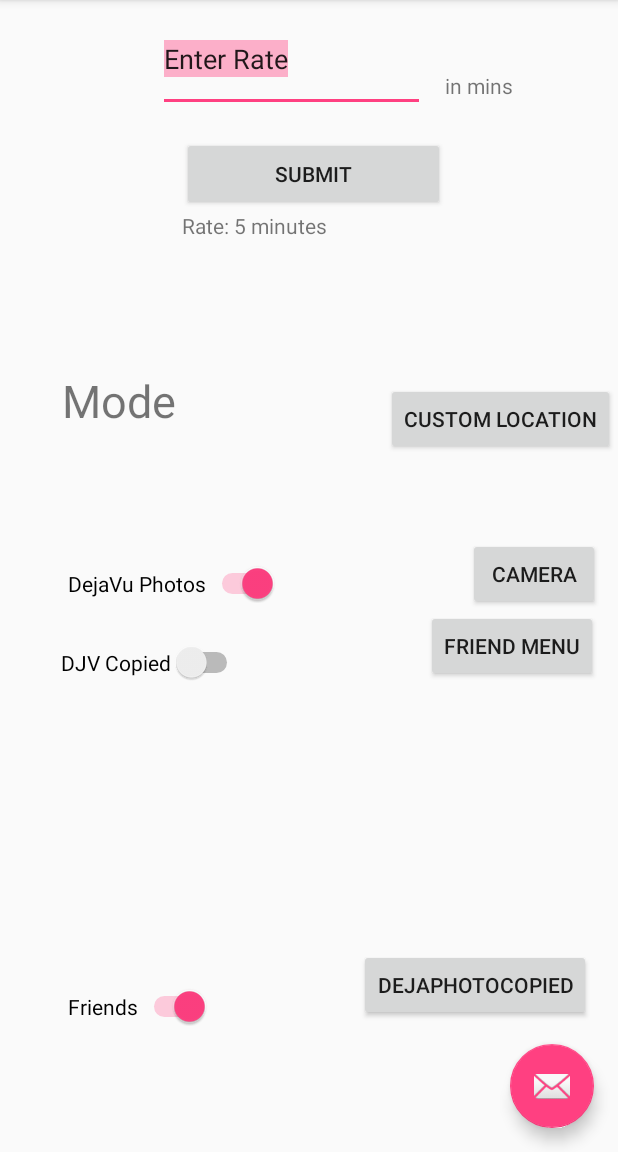
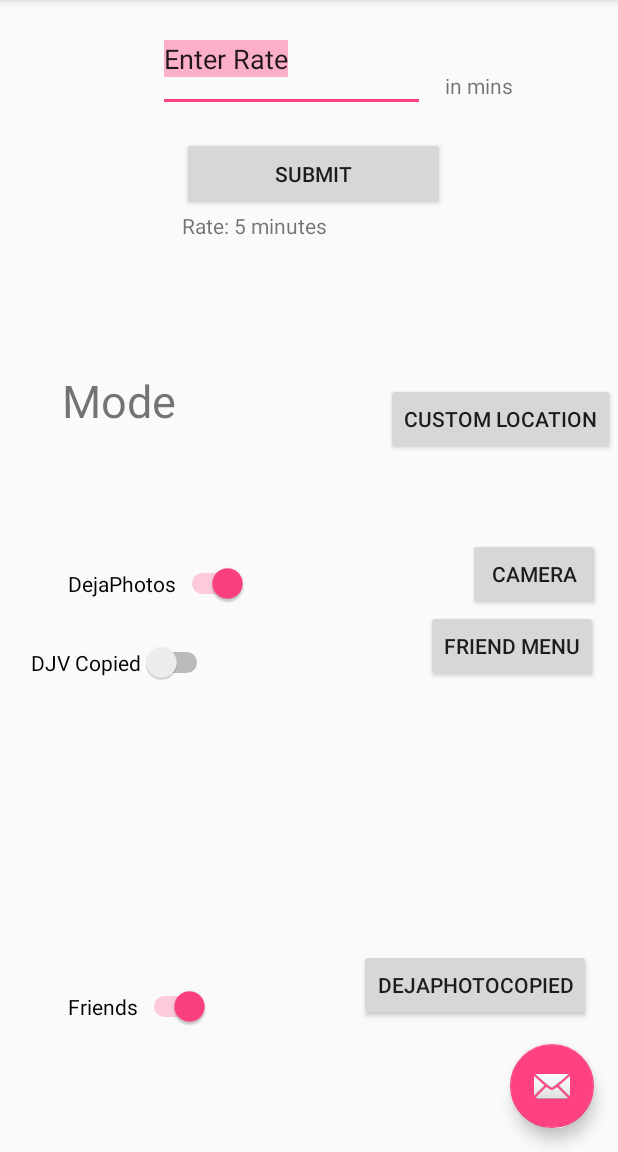
Before and after one commit to ahidalgo95/Software-Engineering-Project, an Android app: the screen it shows after launch (MainActivity), in the options menu, after a tap on "Settings", on a phone screen of 412 x 824 dp, the part 84-1236 px from its top. Run offline under Robolectric (Android 15) with nearby library versions, the phone set to English and light mode, and no system bars; 3 statements that could not run were skipped.

```diff
--- a/app/src/main/java/com/example/katevandonge/dejaphotoproject/CustomLocation.java
+++ b/app/src/main/java/com/example/katevandonge/dejaphotoproject/CustomLocation.java
@@ -79,7 +79,7 @@ public class CustomLocation extends AppCompatActivity {
         //File fileDir = new File(Environment.getExternalStorageDirectory()+File.separator+".privPhotos");
         //Uri fileUri = FileProvider.getUriForFile(getApplicationContext(), getApplicationContext().getPackageName() + ".provider", fileDir);
         //Intent intent = new Intent(Intent.ACTION_PICK, fileUri);
-       Uri camUri = DejaPhotoGallery.onePhotoUri;
+      /* Uri camUri = DejaPhotoGallery.onePhotoUri;
        for(int i=0; i<Wall.photoArr.length; i++) {
            if (Wall.photoArr[i].photouri.equals(camUri)) {
                Log.v("CAM", "URI matchh");
@@ -88,7 +88,7 @@ public class CustomLocation extends AppCompatActivity {
                Log.v("CAM", editText.getText().toString());
                break;
            }
-       }
+       }*/
 
         //startActivityForResult(intent, SELECTED_PIC);
 
--- a/app/src/main/java/com/example/katevandonge/dejaphotoproject/DejaPhotoGallery.java
+++ b/app/src/main/java/com/example/katevandonge/dejaphotoproject/DejaPhotoGallery.java
@@ -59,8 +59,8 @@ public class DejaPhotoGallery{
        // Uri imagesURI = FileProvider.getUriForFile(con, con.getPackageName() + ".provider", fileDir);
 
         File [] files = fileDir.listFiles();
-        onePhoto = new File(AccessCamera.pictureImagePath);
-        onePhotoUri = FileProvider.getUriForFile(con, con.getPackageName() + ".provider", onePhoto);
+       // onePhoto = new File(AccessCamera.pictureImagePath);
+     //   onePhotoUri = FileProvider.getUriForFile(con, con.getPackageName() + ".provider", onePhoto);
 
         if(files.length == 0){
             return;
@@ -84,7 +84,7 @@ public class DejaPhotoGallery{
             photo.ogAlbum = 2;
             date = System.currentTimeMillis();
             photo.setDate(date);
-
+            photo.setWeight();
             djQueue.add(photo);
             counter++;
 
--- a/app/src/main/java/com/example/katevandonge/dejaphotoproject/MainActivity.java
+++ b/app/src/main/java/com/example/katevandonge/dejaphotoproject/MainActivity.java
@@ -22,6 +22,7 @@ import android.view.MenuItem;
 import android.view.View;
 import android.widget.Button;
 import android.widget.EditText;
+import android.widget.Switch;
 import android.widget.TextView;
 import android.widget.Toast;
 import android.util.Log;
@@ -39,8 +40,8 @@ public class MainActivity extends AppCompatActivity implements LocationListener{
     TrackLocation mLocation;
     static boolean sharingMode = false; //false Means sharing is off
     static boolean friendMode = false;
-    static boolean cameraMode = true;
-    static boolean copiedMode = true;
+    static boolean cameraMode = false;
+    static boolean copiedMode = false;
     User user;
     static int rate = 5000; //set at 5000ms for testing at 5 seconds
     static Intent intentAlpha;
@@ -101,6 +102,30 @@ public class MainActivity extends AppCompatActivity implements LocationListener{
             @Override
             public void onClick(View view) {
                 launchCustomActivity();
+            }
+        });
+
+        Switch changeCameraMode = (Switch) findViewById(R.id.cameraSwitch);
+        changeCameraMode.setOnClickListener(new View.OnClickListener() {
+            @Override
+            public void onClick(View view) {
+                cameraChange(view);
+            }
+        });
+
+        Switch changeCopiedMode = (Switch) findViewById(R.id.copiedSwitch);
+        changeCopiedMode.setOnClickListener(new View.OnClickListener() {
+            @Override
+            public void onClick(View view) {
+                copiedChange(view);
+            }
+        });
+
+        Switch changeFriendMode = (Switch) findViewById(R.id.friendSwitch);
+        changeFriendMode.setOnClickListener(new View.OnClickListener() {
+            @Override
+            public void onClick(View view) {
+                friendModeChange(view);
             }
         });
 
@@ -273,13 +298,15 @@ public class MainActivity extends AppCompatActivity implements LocationListener{
     }
 
     public void cameraChange(View view){
-        //cameraMode = !cameraMode;
-        //master.updateMasterQ(copiedMode, cameraMode, friendMode);
+        Log.i("CAMERA CHANGED","");
+        cameraMode = !cameraMode;
+        Log.i("cam mode",""+cameraMode);
+        master.updateMasterQ(copiedMode, cameraMode, friendMode);
     }
 
     public void copiedChange(View view){
         copiedMode = !copiedMode;
-        //master.updateMasterQ(copiedMode, cameraMode, friendMode);
+        master.updateMasterQ(copiedMode, cameraMode, friendMode);
     }
 
        /*
--- a/app/src/main/java/com/example/katevandonge/dejaphotoproject/MasterGallery.java
+++ b/app/src/main/java/com/example/katevandonge/dejaphotoproject/MasterGallery.java
@@ -45,7 +45,8 @@ public class MasterGallery {
         //copiedSet = copiedSet2;
 
     }
-    public void updateMasterQ(boolean copiedMode, boolean friendMode, boolean cameraMode ){
+    public void updateMasterQ(boolean copiedMode, boolean cameraMode, boolean friendMode ){
+        Log.i("MASTER GAL", "cam mode "+cameraMode);
         if(MasterQueue.size()>0){
             newQCopied = convertToPQ(1);
             newQCamera = convertToPQ(2);
@@ -65,6 +66,7 @@ public class MasterGallery {
             //addFriend();
         }
         if(cameraMode){
+            Log.i("MASTER GAL", "cam mode "+cameraMode);
             addCamera();
         }
         MasterQueueCopy = new PriorityQueue<Photo>(MasterQueue);
@@ -122,7 +124,7 @@ public class MasterGallery {
         MainActivity.djpGallery.queryTakenPhotos();
         djSet = MainActivity.djpGallery.returnQ();
         while(djSet.size() > 0) {
-            Photo curr = copiedSet.poll();
+            Photo curr = djSet.poll();
             MasterQueue.add(curr);
         }
 
--- a/app/src/main/java/com/example/katevandonge/dejaphotoproject/Wall.java
+++ b/app/src/main/java/com/example/katevandonge/dejaphotoproject/Wall.java
@@ -63,19 +63,22 @@ public class Wall extends Activity {
         updateArray();
     }
     public static void updateArray(){
-        Qsize = pListOld.size();
+        //Qsize = pListOld.size();
         Rsize = pList.size();
         photoArr = new Photo[Rsize];
         Log.v("wall up arr", ""+Rsize);
-        for (int i = 0; i < Qsize; i++) { //poll photos length of input pqueue
+       /* for (int i = 0; i < Qsize; i++) { //poll photos length of input pqueue
             allGall[i] = pListOld.poll();
-        }
+        }*/
 
         for (int i = 0; i < Rsize; i++) { //poll photos length of input pqueue
             photoArr[i] = pList.poll();
         }
 
     }
+     public static void updateArray(Photo[] arr){
+
+     }
 
 
 }
--- a/app/src/main/res/layout/content_main.xml
+++ b/app/src/main/res/layout/content_main.xml
@@ -186,8 +186,8 @@
         android:id="@+id/cameraSwitch"
         android:layout_width="wrap_content"
         android:layout_height="wrap_content"
-        android:onClick="viewDejaVuPhotos"
-        android:text="DejaVu Photos"
+        android:onClick="cameraChange"
+        android:text="DejaPhotos"
         tools:layout_constraintTop_creator="1"
         app:layout_constraintTop_toBottomOf="@+id/switch1"
         tools:layout_constraintLeft_creator="1"
```
